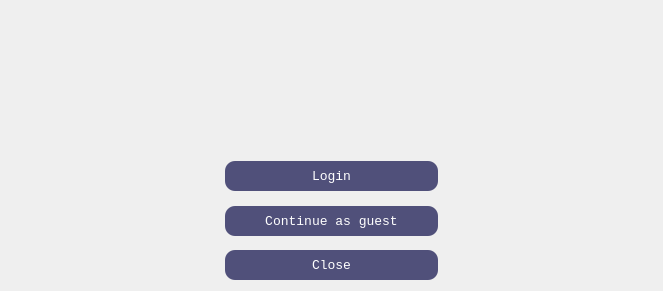
Old version of the form src/UI/LoginWidget.ui in the repository akukhta/LeetCodeApp.
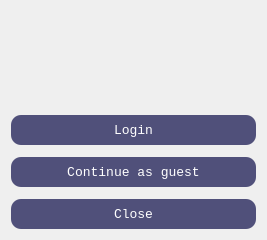
New version of the form.

Patch:
```diff
--- a/src/UI/LoginWidget.ui
+++ b/src/UI/LoginWidget.ui
@@ -6,8 +6,8 @@
    <rect>
     <x>0</x>
     <y>0</y>
-    <width>663</width>
-    <height>291</height>
+    <width>267</width>
+    <height>240</height>
    </rect>
   </property>
   <property name="windowTitle">
@@ -24,32 +24,6 @@
   <widget class="QWidget" name="centralWidget">
    <layout class="QGridLayout" name="gridLayout">
     <item row="0" column="0">
-     <spacer name="horizontalSpacer">
-      <property name="orientation">
-       <enum>Qt::Horizontal</enum>
-      </property>
-      <property name="sizeHint" stdset="0">
-       <size>
-        <width>40</width>
-        <height>20</height>
-       </size>
-      </property>
-     </spacer>
-    </item>
-    <item row="0" column="2">
-     <spacer name="horizontalSpacer_2">
-      <property name="orientation">
-       <enum>Qt::Horizontal</enum>
-      </property>
-      <property name="sizeHint" stdset="0">
-       <size>
-        <width>40</width>
-        <height>20</height>
-       </size>
-      </property>
-     </spacer>
-    </item>
-    <item row="0" column="1">
      <layout class="QVBoxLayout" name="verticalLayout">
       <item>
        <spacer name="verticalSpacer_2">
@@ -77,19 +51,6 @@
         </property>
        </spacer>
       </item>
-      <item>
-       <spacer name="verticalSpacer_15">
-        <property name="orientation">
-         <enum>Qt::Vertical</enum>
-        </property>
-        <property name="sizeHint" stdset="0">
-         <size>
-          <width>20</width>
-          <height>40</height>
-         </size>
-        </property>
-       </spacer>
-      </item>
       <item>
        <spacer name="verticalSpacer_16">
         <property name="orientation">
@@ -244,19 +205,6 @@
         </property>
        </spacer>
       </item>
-      <item>
-       <spacer name="verticalSpacer_4">
-        <property name="orientation">
-         <enum>Qt::Vertical</enum>
-        </property>
-        <property name="sizeHint" stdset="0">
-         <size>
-          <width>20</width>
-          <height>40</height>
-         </size>
-        </property>
-       </spacer>
-      </item>
       <item>
        <spacer name="verticalSpacer_5">
         <property name="orientation">
```
Left out of the diff: 14 changed lines with no effect on the pictures.
